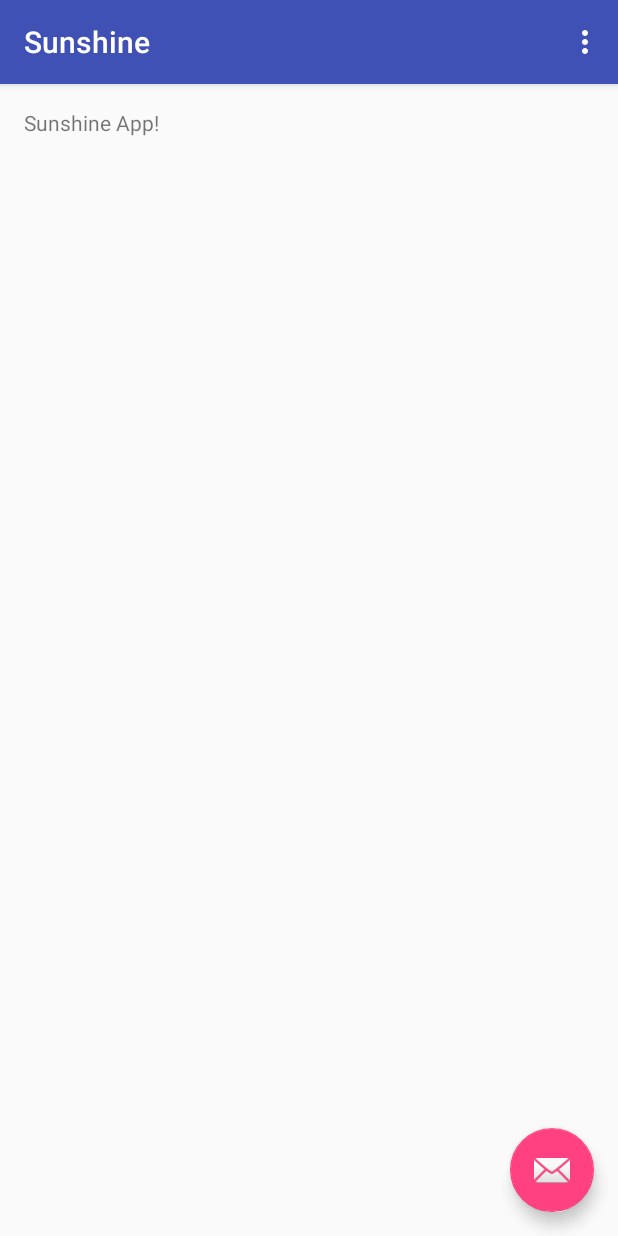
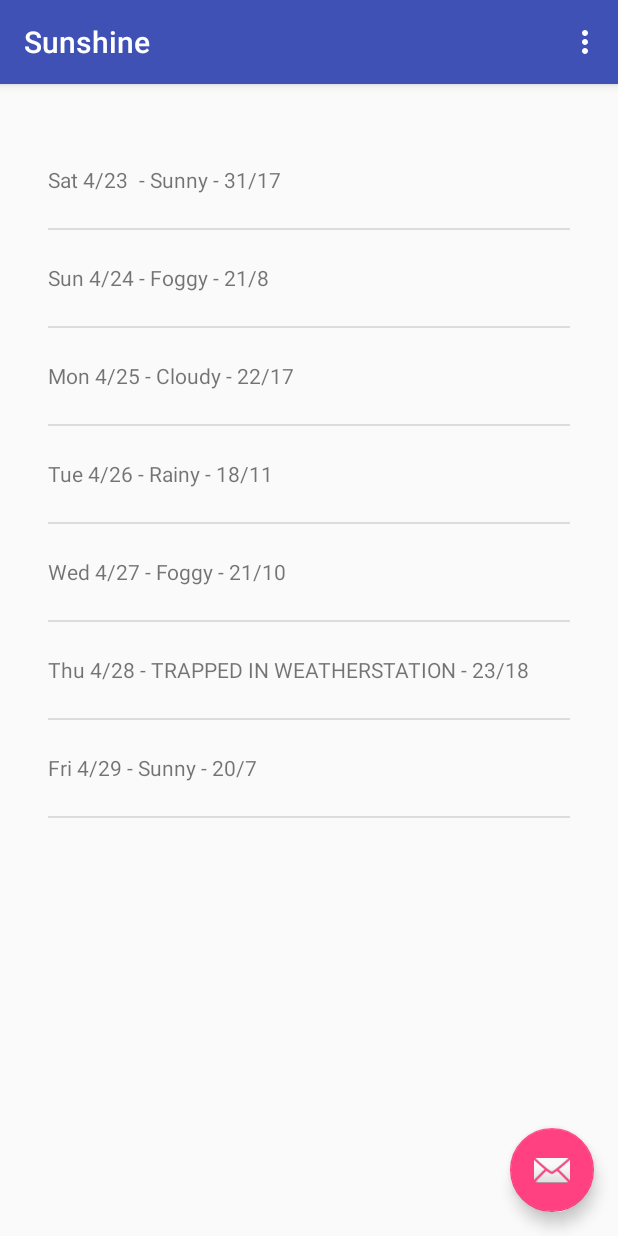
Before and after one commit to it-sumanp/Udacity_Sunshine, an Android app: the screen it shows after launch (MainActivity), on a phone screen of 412 x 824 dp. Run offline under Robolectric (Android 15) with nearby library versions, the phone set to English and light mode, and no system bars; 4 statements that could not run were skipped.

Commit message:
added get data from openweather api

```diff
--- /dev/null
+++ b/app/src/main/java/if_else/in/sunshine/ForcastFragment.java
@@ -0,0 +1,168 @@
+package if_else.in.sunshine;
+
+import android.os.AsyncTask;
+import android.os.Bundle;
+import android.support.v4.app.Fragment;
+import android.util.Log;
+import android.view.LayoutInflater;
+import android.view.Menu;
+import android.view.MenuInflater;
+import android.view.MenuItem;
+import android.view.View;
+import android.view.ViewGroup;
+import android.widget.ArrayAdapter;
+import android.widget.ListView;
+
+import java.io.BufferedReader;
+import java.io.IOException;
+import java.io.InputStream;
+import java.io.InputStreamReader;
+import java.net.HttpURLConnection;
+import java.net.URL;
+import java.util.Arrays;
+import java.util.List;
+
+/**
+ * A placeholder fragment containing a simple view.
+ */
+public class ForcastFragment extends Fragment {
+
+    public ForcastFragment(){
+
+    }
+
+    @Override
+    public void onCreate(Bundle savedInstanceState) {
+        Log.e("ForcastFragment ", " :: onCreate");
+        super.onCreate(savedInstanceState);
+        setHasOptionsMenu(true);
+    }
+
+    @Override
+    public void onCreateOptionsMenu(Menu menu, MenuInflater inflater) {
+        Log.e("ForcastFragment ", " :: onCreateOptionsMenu");
+        inflater.inflate(R.menu.forcastfragment,menu);
+    }
+
+    @Override
+    public boolean onOptionsItemSelected(MenuItem item) {
+
+        Log.e("ForcastFragment ", " :: onOptionsItemSelected");
+        int id = item.getItemId();
+        Log.e("ForcastFragment ", " :: onOptionsItemSelected id- " + id);
+        if(id==R.id.action_refresh){
+            Log.e("JSON Reply","calling internet");
+            FetchWeatherTask weatherTask = new FetchWeatherTask();
+            weatherTask.execute();
+            return true;
+        }
+        return  super.onOptionsItemSelected(item);
+    }
+
+    @Override
+    public View onCreateView(LayoutInflater inflater, ViewGroup container,
+                             Bundle savedInstanceState) {
+        // Creating some dummy data for the ListView
+        Log.e("ForcastFragment ", " :: onCreateView");
+        String[] data = {
+                "Sat 4/23 - Sunny - 31/17",
+                "Sun 4/24 - Foggy - 21/8",
+                "Mon 4/25 - Cloudy - 22/17",
+                "Tue 4/26 - Rainy - 18/11",
+                "Wed 4/27 - Foggy - 21/10",
+                "Thu 4/28 - TRAPPED IN WEATHERSTATION - 23/18",
+                "Fri 4/29 - Sunny - 20/7"
+        };
+        List<String> weekForecast = Arrays.asList(data);
+
+        // Now that we have some dummy forecast data, create an ArrayAdapter.
+        // The ArrayAdapter will take data from a source (like our dummy forecast) and
+        // use it to populate the ListView it's attached to.
+        ArrayAdapter<String> mForecastAdapter = new ArrayAdapter<String>(
+                getActivity(), // The current context (this activity)
+                R.layout.list_item_forecast, // The name of the layout ID.
+                R.id.list_item_forecast_textview, // The ID of the textview to populate.
+                weekForecast);
+
+        View rootView = inflater.inflate(R.layout.fragment_main, container, false);
+        ListView listViewForcast = (ListView) rootView.findViewById(R.id.list_view_forecast);
+        listViewForcast.setAdapter(mForecastAdapter);
+        return rootView;
+    }
+
+
+    public class FetchWeatherTask extends AsyncTask<Void, Void, Void> {
+
+        private final String LOG_TAG = FetchWeatherTask.class.getSimpleName();
+
+        @Override
+        protected Void doInBackground(Void... params) {
+
+            Log.e("ForcastFragment","doInBackground");
+            // These two need to be declared outside the try/catch
+            // so that they can be closed in the finally block.
+            HttpURLConnection urlConnection = null;
+            BufferedReader reader = null;
+
+            // Will contain the raw JSON response as a string.
+            String forecastJsonStr = null;
+
+            try {
+                // Construct the URL for the OpenWeatherMap query
+                // Possible parameters are avaiable at OWM's forecast API page, at
+                // http://openweathermap.org/API#forecast
+                String baseUrl = "http://api.openweathermap.org/data/2.5/forecast/daily?zip=764001&mode=json&units=metric&cnt=7";
+                String apiKey = "&APPID=" + "36cc2818c60730faa360f70e8b608310";
+                URL url = new URL(baseUrl.concat(apiKey));
+
+                Log.e("ForcastFragment","doInBackground URL" + url.toString());
+
+                // Create the request to OpenWeatherMap, and open the connection
+                urlConnection = (HttpURLConnection) url.openConnection();
+                urlConnection.setRequestMethod("GET");
+                urlConnection.connect();
+
+                // Read the input stream into a String
+                InputStream inputStream = urlConnection.getInputStream();
+                StringBuffer buffer = new StringBuffer();
+                if (inputStream == null) {
+                    // Nothing to do.
+                    return null;
+                }
+                reader = new BufferedReader(new InputStreamReader(inputStream));
+
+                String line;
+                while ((line = reader.readLine()) != null) {
+                    // Since it's JSON, adding a newline isn't necessary (it won't affect parsing)
+                    // But it does make debugging a *lot* easier if you print out the completed
+                    // buffer for debugging.
+                    buffer.append(line + "\n");
+                }
+
+                if (buffer.length() == 0) {
+                    // Stream was empty.  No point in parsing.
+                    return null;
+                }
+                forecastJsonStr = buffer.toString();
+                Log.e("ForcastFragment "," JSON Reply :: "+ forecastJsonStr);
+            } catch (IOException e) {
+                Log.e(LOG_TAG, "Error ", e);
+                // If the code didn't successfully get the weather data, there's no point in attemping
+                // to parse it.
+                return null;
+            } finally {
+                if (urlConnection != null) {
+                    urlConnection.disconnect();
+                }
+                if (reader != null) {
+                    try {
+                        reader.close();
+                    } catch (final IOException e) {
+                        Log.e(LOG_TAG, "Error closing stream", e);
+                    }
+                }
+            }
+            return null;
+        }
+    }
+}
--- a/app/src/main/res/layout/content_main.xml
+++ b/app/src/main/res/layout/content_main.xml
@@ -12,8 +12,13 @@
     tools:context="if_else.in.sunshine.MainActivity"
     tools:showIn="@layout/activity_main">
 
-    <TextView
-        android:layout_width="wrap_content"
-        android:layout_height="wrap_content"
-        android:text="Sunshine App!" />
+    <fragment xmlns:android="http://schemas.android.com/apk/res/android"
+        xmlns:tools="http://schemas.android.com/tools"
+        android:id="@+id/fragment_forecast"
+        android:name="if_else.in.sunshine.ForcastFragment"
+        android:layout_width="match_parent"
+        android:layout_height="match_parent"
+        tools:context="if_else.in.sunshine.MainActivity"
+        tools:layout="@android:layout/list_content" />
+
 </RelativeLayout>
--- /dev/null
+++ b/app/src/main/res/layout/fragment_main.xml
@@ -0,0 +1,16 @@
+<FrameLayout xmlns:android="http://schemas.android.com/apk/res/android"
+    xmlns:tools="http://schemas.android.com/tools"
+    android:layout_width="match_parent"
+    android:layout_height="match_parent"
+    android:paddingLeft="@dimen/activity_horizontal_margin"
+    android:paddingRight="@dimen/activity_horizontal_margin"
+    android:paddingTop="@dimen/activity_vertical_margin"
+    android:paddingBottom="@dimen/activity_vertical_margin"
+    tools:context=".MainActivity">
+
+    <ListView
+        android:id="@+id/list_view_forecast"
+        android:layout_width="match_parent"
+        android:layout_height="match_parent" />
+
+</FrameLayout>
--- a/app/src/main/res/layout/list_item_forecast.xml
+++ b/app/src/main/res/layout/list_item_forecast.xml
@@ -4,4 +4,4 @@
     android:layout_height="wrap_content"
     android:minHeight="?android:attr/listPreferredItemHeight"
     android:gravity="center_vertical"
-    android:id="@+id/list_item_forecast_textview" />
+    android:id="@+id/list_item_forecast_textview"/>
--- /dev/null
+++ b/app/src/main/res/menu/forcastfragment.xml
@@ -0,0 +1,8 @@
+<?xml version="1.0" encoding="utf-8"?>
+
+<menu xmlns:android="http://schemas.android.com/apk/res/android"
+    xmlns:app="http://schemas.android.com/apk/res-auto">
+    <item android:id="@+id/action_refresh"
+        android:title="@string/action_refresh"
+        app:showAsAction="never" />
+</menu>
--- a/app/src/main/res/values/strings.xml
+++ b/app/src/main/res/values/strings.xml
@@ -1,4 +1,6 @@
 <resources>
     <string name="app_name">Sunshine</string>
     <string name="action_settings">Settings</string>
+    <string name="action_refresh">Refresh</string>
+
 </resources>
```
Also changed, not shown: app/src/main/AndroidManifest.xml (+7 -0 lines), app/src/main/java/if_else/in/sunshine/MainActivity.java (+51 -15 lines).
